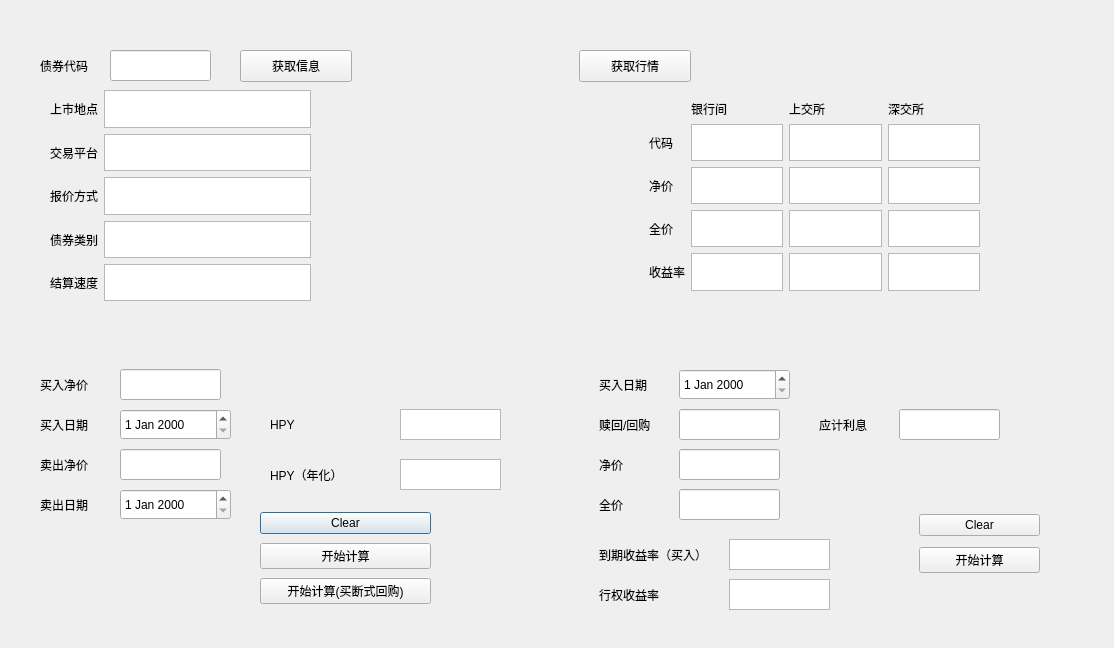
Before: the Qt Designer form mainwindow.ui in rahrahr/Bond-Calculator, drawn with Qt 5.
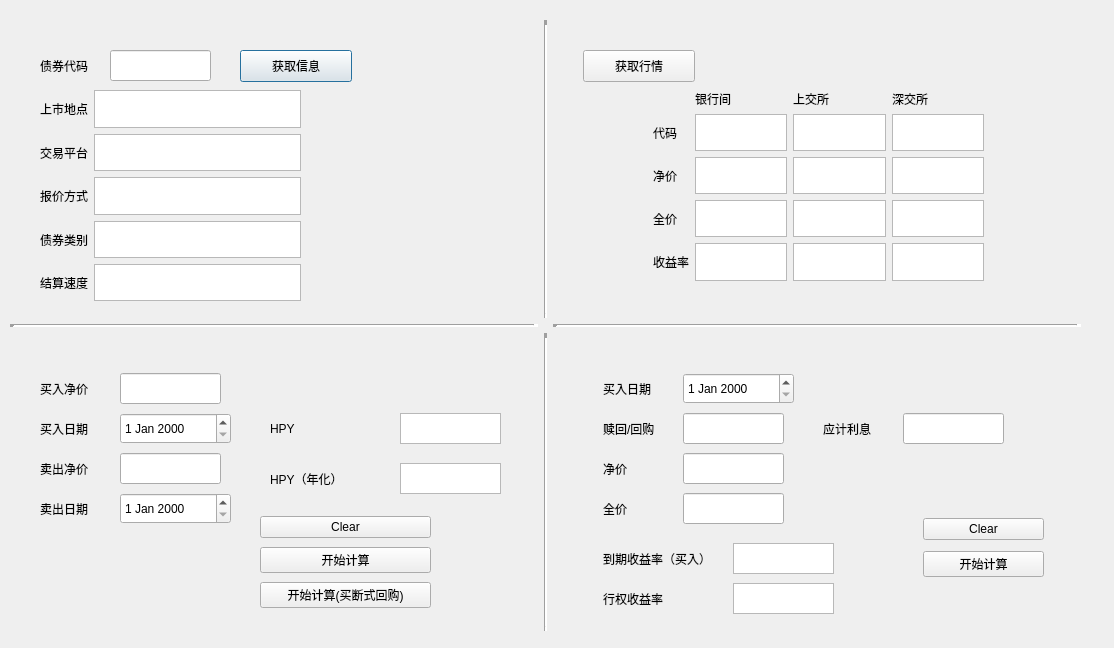
After: the same form once the commit is applied.

```diff
--- a/mainwindow.ui
+++ b/mainwindow.ui
@@ -30,6 +30,309 @@
    </property>
    <layout class="QGridLayout" name="gridLayout">
     <item row="1" column="0">
+     <widget class="Line" name="line">
+      <property name="lineWidth">
+       <number>5</number>
+      </property>
+      <property name="orientation">
+       <enum>Qt::Horizontal</enum>
+      </property>
+     </widget>
+    </item>
+    <item row="0" column="0">
+     <widget class="QWidget" name="Basic_Info" native="true">
+      <widget class="QLabel" name="code">
+       <property name="geometry">
+        <rect>
+         <x>30</x>
+         <y>30</y>
+         <width>81</width>
+         <height>31</height>
+        </rect>
+       </property>
+       <property name="text">
+        <string>债券代码</string>
+       </property>
+      </widget>
+      <widget class="QLineEdit" name="code_text">
+       <property name="geometry">
+        <rect>
+         <x>100</x>
+         <y>30</y>
+         <width>101</width>
+         <height>31</height>
+        </rect>
+       </property>
+      </widget>
+      <widget class="QPushButton" name="pushButton_basicinfo">
+       <property name="geometry">
+        <rect>
+         <x>230</x>
+         <y>30</y>
+         <width>112</width>
+         <height>32</height>
+        </rect>
+       </property>
+       <property name="text">
+        <string>获取信息</string>
+       </property>
+      </widget>
+      <widget class="QWidget" name="layoutWidget">
+       <property name="geometry">
+        <rect>
+         <x>30</x>
+         <y>70</y>
+         <width>261</width>
+         <height>211</height>
+        </rect>
+       </property>
+       <layout class="QGridLayout" name="gridLayout_2">
+        <item row="3" column="1">
+         <widget class="QTextBrowser" name="category"/>
+        </item>
+        <item row="4" column="1">
+         <widget class="QTextBrowser" name="settlement"/>
+        </item>
+        <item row="4" column="0">
+         <widget class="QLabel" name="label_13">
+          <property name="text">
+           <string>结算速度</string>
+          </property>
+         </widget>
+        </item>
+        <item row="1" column="0">
+         <widget class="QLabel" name="label_10">
+          <property name="text">
+           <string>交易平台</string>
+          </property>
+         </widget>
+        </item>
+        <item row="0" column="1">
+         <widget class="QTextBrowser" name="location"/>
+        </item>
+        <item row="1" column="1">
+         <widget class="QTextBrowser" name="platform"/>
+        </item>
+        <item row="0" column="0">
+         <widget class="QLabel" name="label_9">
+          <property name="text">
+           <string>上市地点</string>
+          </property>
+         </widget>
+        </item>
+        <item row="2" column="0">
+         <widget class="QLabel" name="label_11">
+          <property name="text">
+           <string>报价方式</string>
+          </property>
+         </widget>
+        </item>
+        <item row="3" column="0">
+         <widget class="QLabel" name="label_12">
+          <property name="text">
+           <string>债券类别</string>
+          </property>
+         </widget>
+        </item>
+        <item row="2" column="1">
+         <widget class="QTextBrowser" name="quote_convention"/>
+        </item>
+       </layout>
+      </widget>
+     </widget>
+    </item>
+    <item row="2" column="2">
+     <widget class="QWidget" name="Yield_calculation" native="true">
+      <widget class="QLabel" name="label_6">
+       <property name="geometry">
+        <rect>
+         <x>50</x>
+         <y>210</y>
+         <width>121</width>
+         <height>31</height>
+        </rect>
+       </property>
+       <property name="text">
+        <string>到期收益率（买入）</string>
+       </property>
+      </widget>
+      <widget class="QTextBrowser" name="yield_at_buy">
+       <property name="geometry">
+        <rect>
+         <x>180</x>
+         <y>210</y>
+         <width>101</width>
+         <height>31</height>
+        </rect>
+       </property>
+      </widget>
+      <widget class="QLabel" name="buy_date_2">
+       <property name="geometry">
+        <rect>
+         <x>50</x>
+         <y>40</y>
+         <width>81</width>
+         <height>31</height>
+        </rect>
+       </property>
+       <property name="text">
+        <string>买入日期</string>
+       </property>
+      </widget>
+      <widget class="QDateEdit" name="buy_date_text_2">
+       <property name="geometry">
+        <rect>
+         <x>130</x>
+         <y>40</y>
+         <width>111</width>
+         <height>31</height>
+        </rect>
+       </property>
+      </widget>
+      <widget class="QWidget" name="layoutWidget_2">
+       <property name="geometry">
+        <rect>
+         <x>370</x>
+         <y>180</y>
+         <width>121</width>
+         <height>71</height>
+        </rect>
+       </property>
+       <layout class="QGridLayout" name="gridLayout_5">
+        <item row="1" column="0">
+         <widget class="QPushButton" name="pushButton_yield">
+          <property name="text">
+           <string>开始计算</string>
+          </property>
+         </widget>
+        </item>
+        <item row="0" column="0">
+         <widget class="QPushButton" name="pushButton_clear_yield">
+          <property name="text">
+           <string>Clear</string>
+          </property>
+         </widget>
+        </item>
+       </layout>
+      </widget>
+      <widget class="QLabel" name="buy_date_3">
+       <property name="geometry">
+        <rect>
+         <x>50</x>
+         <y>80</y>
+         <width>81</width>
+         <height>31</height>
+        </rect>
+       </property>
+       <property name="text">
+        <string>赎回/回购</string>
+       </property>
+      </widget>
+      <widget class="QLineEdit" name="option">
+       <property name="geometry">
+        <rect>
+         <x>130</x>
+         <y>80</y>
+         <width>101</width>
+         <height>31</height>
+        </rect>
+       </property>
+      </widget>
+      <widget class="QLabel" name="buy_date_4">
+       <property name="geometry">
+        <rect>
+         <x>270</x>
+         <y>80</y>
+         <width>81</width>
+         <height>31</height>
+        </rect>
+       </property>
+       <property name="text">
+        <string>应计利息</string>
+       </property>
+      </widget>
+      <widget class="QLineEdit" name="accrued">
+       <property name="geometry">
+        <rect>
+         <x>350</x>
+         <y>80</y>
+         <width>101</width>
+         <height>31</height>
+        </rect>
+       </property>
+      </widget>
+      <widget class="QLabel" name="label_17">
+       <property name="geometry">
+        <rect>
+         <x>50</x>
+         <y>250</y>
+         <width>121</width>
+         <height>31</height>
+        </rect>
+       </property>
+       <property name="text">
+        <string>行权收益率</string>
+       </property>
+      </widget>
+      <widget class="QTextBrowser" name="yield_if_exercised">
+       <property name="geometry">
+        <rect>
+         <x>180</x>
+         <y>250</y>
+         <width>101</width>
+         <height>31</height>
+        </rect>
+       </property>
+      </widget>
+      <widget class="QLabel" name="buy_date_5">
+       <property name="geometry">
+        <rect>
+         <x>50</x>
+         <y>120</y>
+         <width>81</width>
+         <height>31</height>
+        </rect>
+       </property>
+       <property name="text">
+        <string>净价</string>
+       </property>
+      </widget>
+      <widget class="QLineEdit" name="clean">
+       <property name="geometry">
+        <rect>
+         <x>130</x>
+         <y>120</y>
+         <width>101</width>
+         <height>31</height>
+        </rect>
+       </property>
+      </widget>
+      <widget class="QLabel" name="buy_date_6">
+       <property name="geometry">
+        <rect>
+         <x>50</x>
+         <y>160</y>
+         <width>81</width>
+         <height>31</height>
+        </rect>
+       </property>
+       <property name="text">
+        <string>全价</string>
+       </property>
+      </widget>
+      <widget class="QLineEdit" name="full">
+       <property name="geometry">
+        <rect>
+         <x>130</x>
+         <y>160</y>
+         <width>101</width>
+         <height>31</height>
+        </rect>
+       </property>
+      </widget>
+     </widget>
+    </item>
+    <item row="2" column="0">
      <widget class="QWidget" name="HPY" native="true">
       <widget class="QDateEdit" name="sell_date_text">
        <property name="geometry">
@@ -204,7 +507,17 @@
       </widget>
      </widget>
     </item>
-    <item row="0" column="1">
+    <item row="1" column="2">
+     <widget class="Line" name="line_2">
+      <property name="lineWidth">
+       <number>5</number>
+      </property>
+      <property name="orientation">
+       <enum>Qt::Horizontal</enum>
+      </property>
+     </widget>
+    </item>
+    <item row="0" column="2">
      <widget class="QWidget" name="Quote" native="true">
       <widget class="QPushButton" name="pushButton_quote">
        <property name="geometry">
@@ -223,7 +536,7 @@
        <property name="geometry">
         <rect>
          <x>100</x>
-         <y>80</y>
+         <y>70</y>
          <width>331</width>
          <height>191</height>
         </rect>
@@ -318,300 +631,24 @@
       </widget>
      </widget>
     </item>
-    <item row="1" column="1">
-     <widget class="QWidget" name="Yield_calculation" native="true">
-      <widget class="QLabel" name="label_6">
-       <property name="geometry">
-        <rect>
-         <x>50</x>
-         <y>210</y>
-         <width>121</width>
-         <height>31</height>
-        </rect>
-       </property>
-       <property name="text">
-        <string>到期收益率（买入）</string>
-       </property>
-      </widget>
-      <widget class="QTextBrowser" name="yield_at_buy">
-       <property name="geometry">
-        <rect>
-         <x>180</x>
-         <y>210</y>
-         <width>101</width>
-         <height>31</height>
-        </rect>
-       </property>
-      </widget>
-      <widget class="QLabel" name="buy_date_2">
-       <property name="geometry">
-        <rect>
-         <x>50</x>
-         <y>40</y>
-         <width>81</width>
-         <height>31</height>
-        </rect>
-       </property>
-       <property name="text">
-        <string>买入日期</string>
-       </property>
-      </widget>
-      <widget class="QDateEdit" name="buy_date_text_2">
-       <property name="geometry">
-        <rect>
-         <x>130</x>
-         <y>40</y>
-         <width>111</width>
-         <height>31</height>
-        </rect>
-       </property>
-      </widget>
-      <widget class="QWidget" name="layoutWidget_2">
-       <property name="geometry">
-        <rect>
-         <x>370</x>
-         <y>180</y>
-         <width>121</width>
-         <height>71</height>
-        </rect>
-       </property>
-       <layout class="QGridLayout" name="gridLayout_5">
-        <item row="1" column="0">
-         <widget class="QPushButton" name="pushButton_yield">
-          <property name="text">
-           <string>开始计算</string>
-          </property>
-         </widget>
-        </item>
-        <item row="0" column="0">
-         <widget class="QPushButton" name="pushButton_clear_yield">
-          <property name="text">
-           <string>Clear</string>
-          </property>
-         </widget>
-        </item>
-       </layout>
-      </widget>
-      <widget class="QLabel" name="buy_date_3">
-       <property name="geometry">
-        <rect>
-         <x>50</x>
-         <y>80</y>
-         <width>81</width>
-         <height>31</height>
-        </rect>
-       </property>
-       <property name="text">
-        <string>赎回/回购</string>
-       </property>
-      </widget>
-      <widget class="QLineEdit" name="option">
-       <property name="geometry">
-        <rect>
-         <x>130</x>
-         <y>80</y>
-         <width>101</width>
-         <height>31</height>
-        </rect>
-       </property>
-      </widget>
-      <widget class="QLabel" name="buy_date_4">
-       <property name="geometry">
-        <rect>
-         <x>270</x>
-         <y>80</y>
-         <width>81</width>
-         <height>31</height>
-        </rect>
-       </property>
-       <property name="text">
-        <string>应计利息</string>
-       </property>
-      </widget>
-      <widget class="QLineEdit" name="accrued">
-       <property name="geometry">
-        <rect>
-         <x>350</x>
-         <y>80</y>
-         <width>101</width>
-         <height>31</height>
-        </rect>
-       </property>
-      </widget>
-      <widget class="QLabel" name="label_17">
-       <property name="geometry">
-        <rect>
-         <x>50</x>
-         <y>250</y>
-         <width>121</width>
-         <height>31</height>
-        </rect>
-       </property>
-       <property name="text">
-        <string>行权收益率</string>
-       </property>
-      </widget>
-      <widget class="QTextBrowser" name="yield_if_exercised">
-       <property name="geometry">
-        <rect>
-         <x>180</x>
-         <y>250</y>
-         <width>101</width>
-         <height>31</height>
-        </rect>
-       </property>
-      </widget>
-      <widget class="QLabel" name="buy_date_5">
-       <property name="geometry">
-        <rect>
-         <x>50</x>
-         <y>120</y>
-         <width>81</width>
-         <height>31</height>
-        </rect>
-       </property>
-       <property name="text">
-        <string>净价</string>
-       </property>
-      </widget>
-      <widget class="QLineEdit" name="clean">
-       <property name="geometry">
-        <rect>
-         <x>130</x>
-         <y>120</y>
-         <width>101</width>
-         <height>31</height>
-        </rect>
-       </property>
-      </widget>
-      <widget class="QLabel" name="buy_date_6">
-       <property name="geometry">
-        <rect>
-         <x>50</x>
-         <y>160</y>
-         <width>81</width>
-         <height>31</height>
-        </rect>
-       </property>
-       <property name="text">
-        <string>全价</string>
-       </property>
-      </widget>
-      <widget class="QLineEdit" name="full">
-       <property name="geometry">
-        <rect>
-         <x>130</x>
-         <y>160</y>
-         <width>101</width>
-         <height>31</height>
-        </rect>
-       </property>
-      </widget>
+    <item row="0" column="1">
+     <widget class="Line" name="line_3">
+      <property name="lineWidth">
+       <number>5</number>
+      </property>
+      <property name="orientation">
+       <enum>Qt::Vertical</enum>
+      </property>
      </widget>
     </item>
-    <item row="0" column="0">
-     <widget class="QWidget" name="Basic_Info" native="true">
-      <widget class="QLabel" name="code">
-       <property name="geometry">
-        <rect>
-         <x>30</x>
-         <y>30</y>
-         <width>81</width>
-         <height>31</height>
-        </rect>
-       </property>
-       <property name="text">
-        <string>债券代码</string>
-       </property>
-      </widget>
-      <widget class="QLineEdit" name="code_text">
-       <property name="geometry">
-        <rect>
-         <x>100</x>
-         <y>30</y>
-         <width>101</width>
-         <height>31</height>
-        </rect>
-       </property>
-      </widget>
-      <widget class="QPushButton" name="pushButton_basicinfo">
-       <property name="geometry">
-        <rect>
-         <x>230</x>
-         <y>30</y>
-         <width>112</width>
-         <height>32</height>
-        </rect>
-       </property>
-       <property name="text">
-        <string>获取信息</string>
-       </property>
-      </widget>
-      <widget class="QWidget" name="layoutWidget">
-       <property name="geometry">
-        <rect>
-         <x>40</x>
-         <y>70</y>
-         <width>261</width>
-         <height>211</height>
-        </rect>
-       </property>
-       <layout class="QGridLayout" name="gridLayout_2">
-        <property name="sizeConstraint">
-         <enum>QLayout::SetDefaultConstraint</enum>
-        </property>
-        <item row="3" column="1">
-         <widget class="QTextBrowser" name="category"/>
-        </item>
-        <item row="4" column="1">
-         <widget class="QTextBrowser" name="settlement"/>
-        </item>
-        <item row="4" column="0">
-         <widget class="QLabel" name="label_13">
-          <property name="text">
-           <string>结算速度</string>
-          </property>
-         </widget>
-        </item>
-        <item row="1" column="0">
-         <widget class="QLabel" name="label_10">
-          <property name="text">
-           <string>交易平台</string>
-          </property>
-         </widget>
-        </item>
-        <item row="0" column="1">
-         <widget class="QTextBrowser" name="location"/>
-        </item>
-        <item row="1" column="1">
-         <widget class="QTextBrowser" name="platform"/>
-        </item>
-        <item row="0" column="0">
-         <widget class="QLabel" name="label_9">
-          <property name="text">
-           <string>上市地点</string>
-          </property>
-         </widget>
-        </item>
-        <item row="2" column="0">
-         <widget class="QLabel" name="label_11">
-          <property name="text">
-           <string>报价方式</string>
-          </property>
-         </widget>
-        </item>
-        <item row="3" column="0">
-         <widget class="QLabel" name="label_12">
-          <property name="text">
-           <string>债券类别</string>
-          </property>
-         </widget>
-        </item>
-        <item row="2" column="1">
-         <widget class="QTextBrowser" name="quote_convention"/>
-        </item>
-       </layout>
-      </widget>
+    <item row="2" column="1">
+     <widget class="Line" name="line_4">
+      <property name="lineWidth">
+       <number>5</number>
+      </property>
+      <property name="orientation">
+       <enum>Qt::Vertical</enum>
+      </property>
      </widget>
     </item>
    </layout>
```
